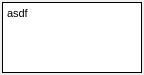
This is src/kanbancardwidget.ui in noedigcode/Kanbanapp as Qt 5 draws it before an edit. The edited form follows.
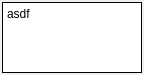
This is the edited form.

Commit message: Add button to open containing folder in recent items menu; Change icon for removing recent item from menu; About dialog icons8 link clickable and font bigger; Card font size property reset to be bigger/default; Automatically add .kanban extension when saving files and filter files in open/save dialogs.

Diff of the .ui file:
```diff
--- a/src/kanbancardwidget.ui
+++ b/src/kanbancardwidget.ui
@@ -40,11 +40,6 @@
    </property>
    <item>
     <widget class="QPlainTextEdit" name="plainTextEdit">
-     <property name="font">
-      <font>
-       <pointsize>8</pointsize>
-      </font>
-     </property>
      <property name="contextMenuPolicy">
       <enum>Qt::DefaultContextMenu</enum>
      </property>
```
The commit also changes 9 other files.
